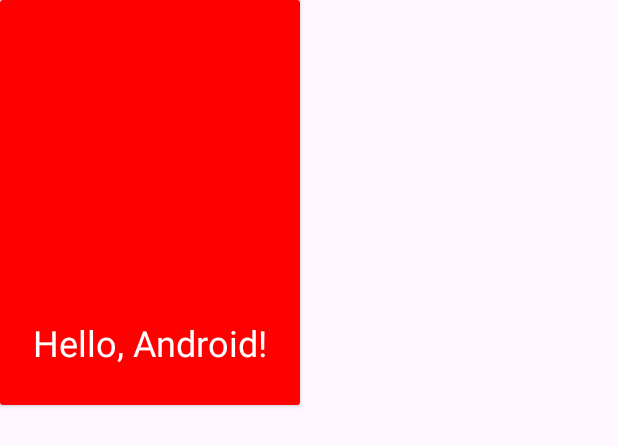
After one commit to LeManhQuynh2004/KidsShop, an Android app: the layout item_category.xml on its own in the app's theme, with its tools: preview values and no code run, on a phone screen of 412 x 824 dp. The commit adds this screen. Shown: the top 446 px of the screen. Run offline under Robolectric (Android 15) with nearby library versions, the phone set to English and light mode, and no system bars.

Commit message:
The Loai

```diff
--- a/app/src/main/res/layout/fragment_home.xml
+++ b/app/src/main/res/layout/fragment_home.xml
@@ -39,7 +39,7 @@
                         android:layout_width="wrap_content"
                         android:layout_height="wrap_content"
                         android:layout_gravity="right"
-                        android:background="@color/red"
+                        android:background="@drawable/hinhtron"
                         android:padding="2dp"
                         android:text="0"
                         android:textColor="@color/white"
--- /dev/null
+++ b/app/src/main/res/layout/item_category.xml
@@ -0,0 +1,37 @@
+<?xml version="1.0" encoding="utf-8"?>
+<androidx.cardview.widget.CardView xmlns:android="http://schemas.android.com/apk/res/android"
+    xmlns:app="http://schemas.android.com/apk/res-auto"
+    android:layout_width="200dp"
+    android:layout_height="wrap_content">
+
+    <androidx.constraintlayout.widget.ConstraintLayout
+        android:layout_width="match_parent"
+        android:layout_height="match_parent">
+
+        <ImageView
+            android:id="@+id/imageView"
+            android:layout_width="match_parent"
+            android:layout_height="270dp"
+            android:background="@color/red"
+            android:scaleType="centerCrop"
+            app:layout_constraintBottom_toBottomOf="parent"
+            app:layout_constraintEnd_toEndOf="parent"
+            app:layout_constraintHorizontal_bias="1.0"
+            app:layout_constraintStart_toStartOf="parent"
+            app:layout_constraintTop_toTopOf="parent"
+            app:layout_constraintVertical_bias="0.0" />
+
+        <TextView
+            android:layout_width="wrap_content"
+            android:layout_height="wrap_content"
+            android:text="Hello, Android!"
+            android:layout_marginBottom="25dp"
+            android:textColor="#FFFFFF"
+            android:textSize="24sp"
+            app:layout_constraintBottom_toBottomOf="parent"
+            app:layout_constraintEnd_toEndOf="parent"
+            app:layout_constraintStart_toStartOf="parent" />
+    </androidx.constraintlayout.widget.ConstraintLayout>
+
+
+</androidx.cardview.widget.CardView>
```
Also changed, not shown: app/src/main/java/fpoly/group6_pro1122/kidsshop/Adapter/Category_Adapter.java (added, +48 -0 lines), app/src/main/java/fpoly/group6_pro1122/kidsshop/Dao/CategoryDao.java (+29 -0 lines), app/src/main/res/layout/fragment_category.xml (+70 -6 lines).
